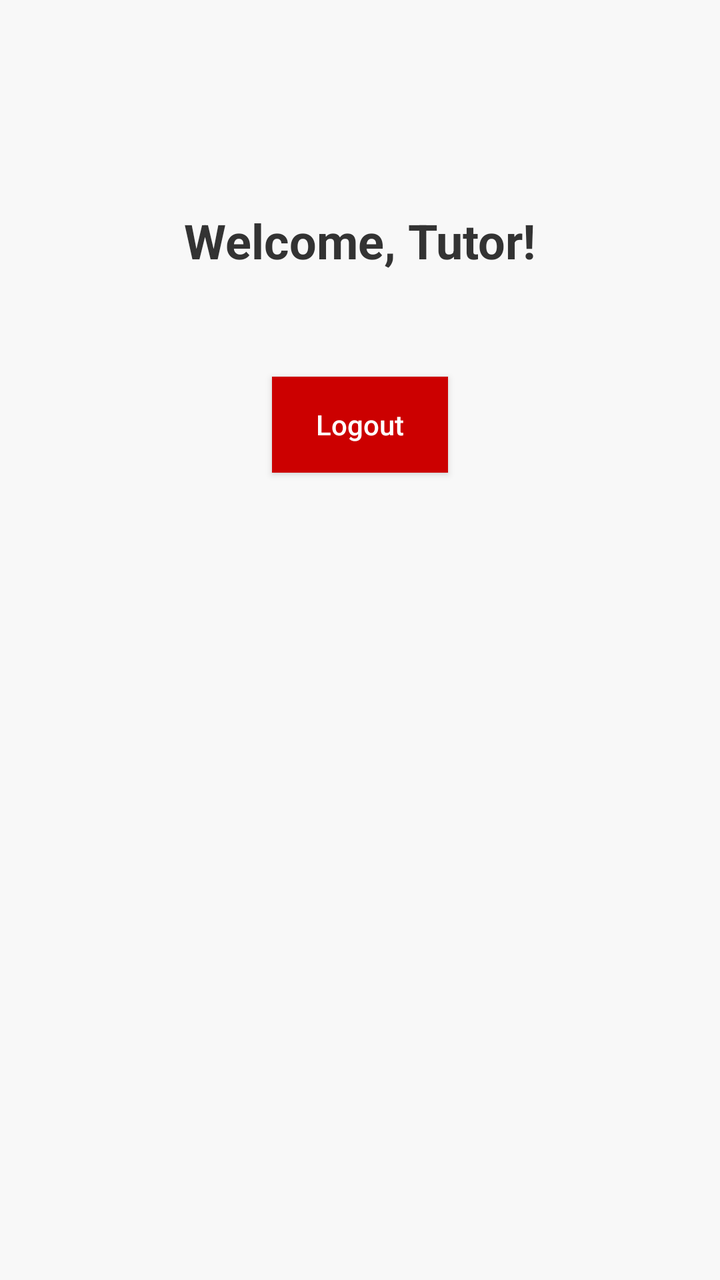
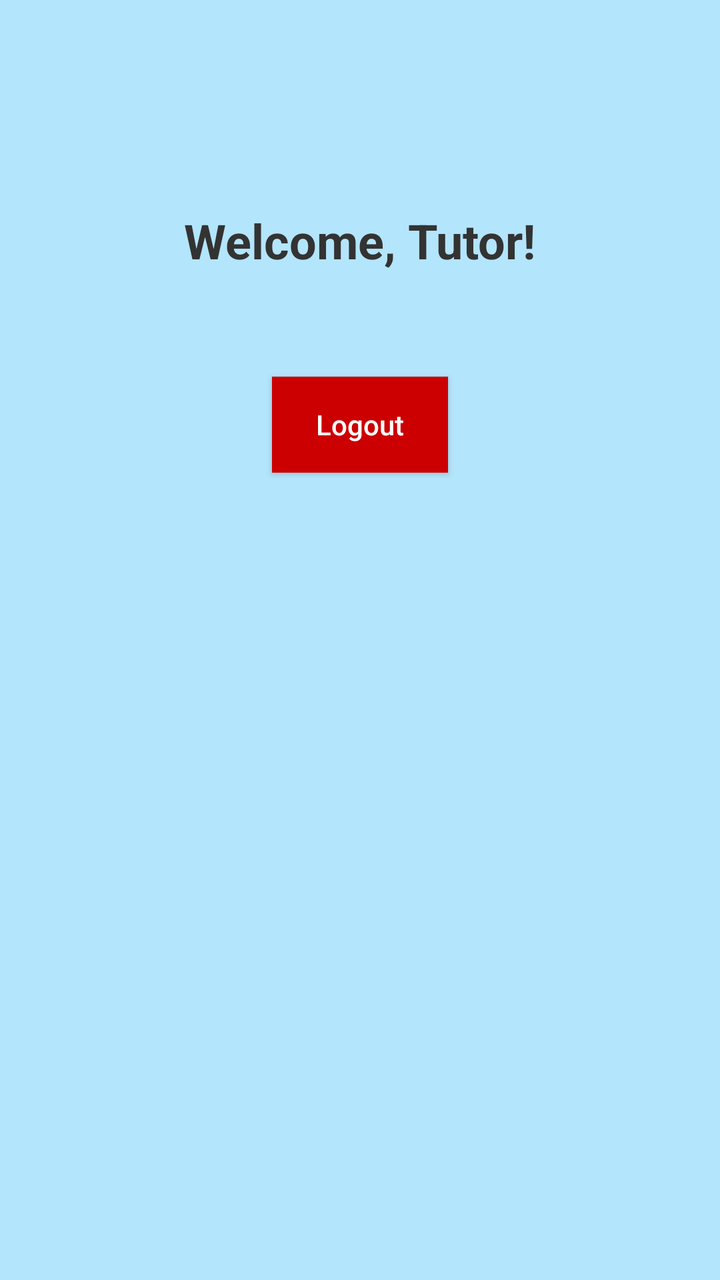

The first picture is an Android layout as it rendered before a commit; the second is the same layout after the commit. The layout source and the unified diff follow.
<!-- AndroidManifest.xml: application theme Theme.Seekshakcom -->
<!-- res/layout/activity_tutor_home.xml -->
<?xml version="1.0" encoding="utf-8"?>
<RelativeLayout xmlns:android="http://schemas.android.com/apk/res/android"
    android:id="@+id/tutorHomeLayout"
    android:layout_width="match_parent"
    android:layout_height="match_parent"
    android:padding="24dp"
    android:background="#F8F8F8">

    <TextView
        android:id="@+id/welcomeTextTutor"
        android:layout_width="wrap_content"
        android:layout_height="wrap_content"
        android:text="Welcome, Tutor!"
        android:textSize="24sp"
        android:textStyle="bold"
        android:textColor="#333333"
        android:layout_centerHorizontal="true"
        android:layout_marginBottom="32dp"
        android:layout_alignParentTop="true"
        android:layout_marginTop="80dp" />

    <Button
        android:id="@+id/logoutButton"
        android:layout_width="wrap_content"
        android:layout_height="wrap_content"
        android:text="Logout"
        android:textAllCaps="false"
        android:textColor="#FFFFFF"
        android:background="@android:color/holo_red_dark"
        android:padding="12dp"
        android:layout_centerHorizontal="true"
        android:layout_below="@id/welcomeTextTutor"
        android:layout_marginTop="20dp"/>
</RelativeLayout>
<!-- resources referenced by this layout -->
<resources>
  <style name="Theme.Seekshakcom" parent="Theme.AppCompat.Light.NoActionBar">
          
          <item name="colorPrimary">@color/black</item>
          <item name="colorPrimaryDark">@color/purple_700</item>
          <item name="colorAccent">@color/teal_200</item>
      </style>
  <color name="black">#FF000000</color>
  <color name="purple_700">#FF3700B3</color>
  <color name="teal_200">#FF03DAC5</color>
</resources>

<!-- the commit's change to res/layout/activity_tutor_home.xml (unified diff, before → after) -->
@@ -4,7 +4,8 @@
     android:layout_width="match_parent"
     android:layout_height="match_parent"
     android:padding="24dp"
-    android:background="#F8F8F8">
+    android:background="#B3E5FC"
+    android:paddingTop="36dp">
 
     <TextView
         android:id="@+id/welcomeTextTutor"
